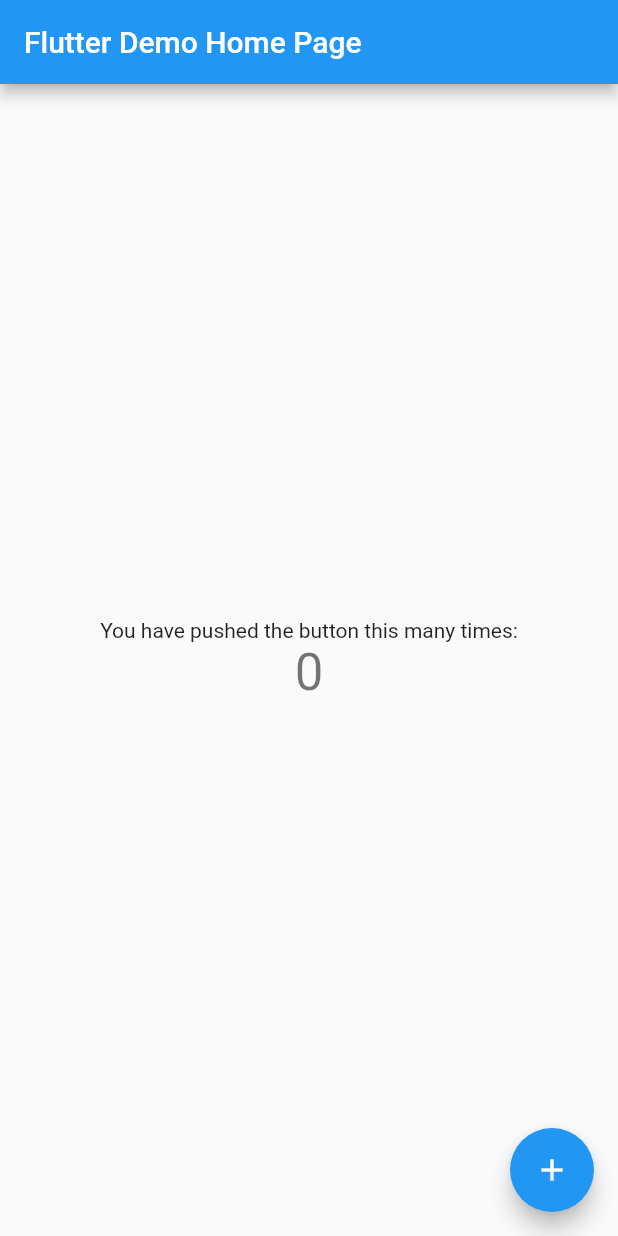
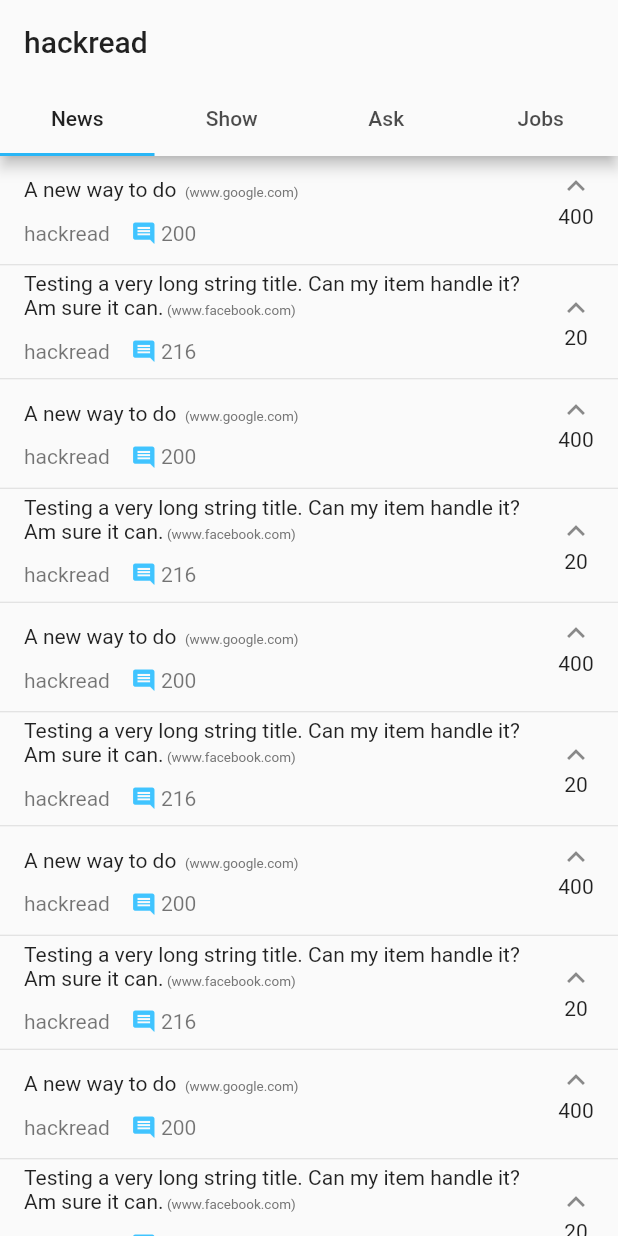
Before and after one commit to PinkFloyded/hackread, a Flutter app: the screen it shows after launch, on a phone screen of 412 x 824 dp. Run offline on Flutter 3.47's test engine with Material 2 defaults, Android fonts, the phone set to English and light mode, and no system bars.

Commit message:
1. Bump flutter and packages versions 2. Implement ui for list news screen

```diff
--- /dev/null
+++ b/lib/list/list.dart
@@ -0,0 +1,114 @@
+import 'package:flutter/material.dart';
+
+@immutable
+class NewsItemWidget extends StatefulWidget {
+  final NewsItem newsItem;
+
+  NewsItemWidget(this.newsItem);
+
+  @override
+  State<StatefulWidget> createState() => _NewItemWidgetState(newsItem);
+
+}
+
+class _NewItemWidgetState extends State<NewsItemWidget> {
+  NewsItem item;
+
+  _NewItemWidgetState(this.item);
+
+  @override
+  Widget build(BuildContext context) =>
+      ListTile(
+          title: Padding(padding: EdgeInsets.only(bottom: 7.0),
+              child: RichText(
+                text: TextSpan(
+                  text: item.title,
+                  style: DefaultTextStyle
+                      .of(context)
+                      .style,
+                  children: <TextSpan>[
+                    TextSpan(
+                      text: " (${item.url})" ?? "",
+                      style: new TextStyle(
+                        fontWeight: FontWeight.w400,
+                        fontSize: 9.0,
+                        color: Colors.grey.shade600,
+                      ),
+                    ),
+                  ],
+                ),
+              )),
+          subtitle: Row(
+              crossAxisAlignment: CrossAxisAlignment.center,
+              children: <Widget>[
+                Padding(
+                  padding: const EdgeInsets.only(right: 7.0),
+                  child: Text(item.author),
+                ),
+                InkWell(
+                  child: Padding(
+                      padding: EdgeInsets.fromLTRB(7.0, 3.0, 3.0, 3.0),
+                      child:
+                      Row(
+                          children: <Widget>[
+                            Icon(
+                                Icons.comment, size: 17.0,
+                                color: Colors.lightBlueAccent
+                            ),
+                            Padding(
+                                padding: EdgeInsets.all(3.0),
+                                child: Text(item.numComments.toString(),)
+                            ),
+                          ]
+                      )
+                  ),
+                  onTap: () =>
+                      Scaffold.of(context).showSnackBar(SnackBar
+                        (content: Text("hahaha"))),
+                )
+              ]),
+          trailing: Column(
+            children: <Widget>[
+              Icon(Icons.keyboard_arrow_up),
+              Text(item.numUpvotes.toString()),
+            ],
+          )
+      );
+
+//          child: Row(
+//            mainAxisAlignment: MainAxisAlignment.start,
+//            children: <Widget>[
+//              Expanded(child: Column(
+//                crossAxisAlignment: CrossAxisAlignment.start,
+//                children: <Widget>[
+//                  Text(item.title),
+//                  Row(
+//                    children: <Widget>[
+//                      Text(item.author),
+//                      Icon(Icons.comment),
+//                      Text("${item.numComments}")
+//                    ],
+//                  )
+//                ],
+//              )),
+//
+//              Column(
+//                children: <Widget>[
+//                  Icon(Icons.keyboard_arrow_up),
+//                  Text("${item.numUpvotes}")
+//                ],
+//              ),
+//            ],
+}
+
+class NewsItem {
+  final String title;
+  final String author;
+  final String url;
+  final bool isUpvoted;
+  final int numComments;
+  final int numUpvotes;
+
+  NewsItem(this.title, this.author, this.url, this.isUpvoted, this.numComments,
+      this.numUpvotes);
+}
--- /dev/null
+++ b/lib/list/list_page.dart
@@ -0,0 +1,76 @@
+import 'package:flutter/material.dart';
+import 'list.dart';
+
+class ListPage extends StatefulWidget {
+  ListPage({Key key}) : super(key: key);
+
+  final String title = "hackread";
+
+  @override
+  _ListPageState createState() => new _ListPageState();
+}
+
+class _ListPageState extends State<ListPage> {
+
+
+  List<NewsItem> items = List.generate(100, (idx) =>
+  idx.isEven
+      ? NewsItem(
+      "A new way to do ", "hackread", "www.google.com", true, 200, 400)
+      : NewsItem("Testing a very long string title. Can my item handle it? Am"
+      " sure it can.",
+      "hackread", "www.facebook.com", true, 216, 20));
+
+
+  @override
+  Widget build(BuildContext context) {
+    return new DefaultTabController(
+        length: 4,
+        child: Scaffold(
+          appBar: AppBar(
+            bottom: TabBar(
+                tabs: [
+                  Tab(text: "News"),
+                  Tab(text: "Show"),
+                  Tab(text: "Ask"),
+                  Tab(text: "Jobs"),
+                ]),
+            title: Text("hackread"),
+          ),
+          body: TabBarView(
+              children: [
+                ListView.separated(
+                    itemCount: items.length,
+                    itemBuilder: (BuildContext ctxt, int index) =>
+                        buildNewsItem(ctxt, index),
+                    separatorBuilder: (BuildContext ctxt, int index) =>
+                        buildSeparator(ctxt, index)),
+                ListView.separated(
+                    itemCount: items.length,
+                    itemBuilder: (BuildContext ctxt, int index) =>
+                        buildNewsItem(ctxt, index),
+                    separatorBuilder: (BuildContext ctxt, int index) =>
+                        buildSeparator(ctxt, index)),
+                ListView.separated(
+                    itemCount: items.length,
+                    itemBuilder: (BuildContext ctxt, int index) =>
+                        buildNewsItem(ctxt, index),
+                    separatorBuilder: (BuildContext ctxt, int index) =>
+                        buildSeparator(ctxt, index)),
+                ListView.separated(
+                    itemCount: items.length,
+                    itemBuilder: (BuildContext ctxt, int index) =>
+                        buildNewsItem(ctxt, index),
+                    separatorBuilder: (BuildContext ctxt, int index) =>
+                        buildSeparator(ctxt, index)),
+              ])
+          ,
+        )
+    );
+  }
+
+  buildSeparator(BuildContext ctxt, int index) => Divider(height: 1.0);
+
+  buildNewsItem(BuildContext ctxt, int index) => NewsItemWidget(items[index]);
+
+}
--- a/lib/main.dart
+++ b/lib/main.dart
@@ -1,109 +1,20 @@
 import 'package:flutter/material.dart';
+import 'package:hackread/list/list_page.dart';
 
 void main() => runApp(new MyApp());
 
 class MyApp extends StatelessWidget {
-  // This widget is the root of your application.
   @override
   Widget build(BuildContext context) {
     return new MaterialApp(
       title: 'Flutter Demo',
       theme: new ThemeData(
-        // This is the theme of your application.
-        //
-        // Try running your application with "flutter run". You'll see the
-        // application has a blue toolbar. Then, without quitting the app, try
-        // changing the primarySwatch below to Colors.green and then invoke
-        // "hot reload" (press "r" in the console where you ran "flutter run",
-        // or press Run > Flutter Hot Reload in IntelliJ). Notice that the
-        // counter didn't reset back to zero; the application is not restarted.
-        primarySwatch: Colors.blue,
+        primaryColor: Colors.grey[50],
+        primaryColorLight: Colors.white,
+        primaryColorDark: Colors.grey[200],
+        accentColor: Colors.lightBlue[400],
       ),
-      home: new MyHomePage(title: 'Flutter Demo Home Page'),
+      home: new ListPage(),
     );
   }
 }
-
-class MyHomePage extends StatefulWidget {
-  MyHomePage({Key key, this.title}) : super(key: key);
-
-  // This widget is the home page of your application. It is stateful, meaning
-  // that it has a State object (defined below) that contains fields that affect
-  // how it looks.
-
-  // This class is the configuration for the state. It holds the values (in this
-  // case the title) provided by the parent (in this case the App widget) and
-  // used by the build method of the State. Fields in a Widget subclass are
-  // always marked "final".
-
-  final String title;
-
-  @override
-  _MyHomePageState createState() => new _MyHomePageState();
-}
-
-class _MyHomePageState extends State<MyHomePage> {
-  int _counter = 0;
-
-  void _incrementCounter() {
-    setState(() {
-      // This call to setState tells the Flutter framework that something has
-      // changed in this State, which causes it to rerun the build method below
-      // so that the display can reflect the updated values. If we changed
-      // _counter without calling setState(), then the build method would not be
-      // called again, and so nothing would appear to happen.
-      _counter++;
-    });
-  }
-
-  @override
-  Widget build(BuildContext context) {
-    // This method is rerun every time setState is called, for instance as done
-    // by the _incrementCounter method above.
-    //
-    // The Flutter framework has been optimized to make rerunning build methods
-    // fast, so that you can just rebuild anything that needs updating rather
-    // than having to individually change instances of widgets.
-    return new Scaffold(
-      appBar: new AppBar(
-        // Here we take the value from the MyHomePage object that was created by
-        // the App.build method, and use it to set our appbar title.
-        title: new Text(widget.title),
-      ),
-      body: new Center(
-        // Center is a layout widget. It takes a single child and positions it
-        // in the middle of the parent.
-        child: new Column(
-          // Column is also layout widget. It takes a list of children and
-          // arranges them vertically. By default, it sizes itself to fit its
-          // children horizontally, and tries to be as tall as its parent.
-          //
-          // Invoke "debug paint" (press "p" in the console where you ran
-          // "flutter run", or select "Toggle Debug Paint" from the Flutter tool
-          // window in IntelliJ) to see the wireframe for each widget.
-          //
-          // Column has various properties to control how it sizes itself and
-          // how it positions its children. Here we use mainAxisAlignment to
-          // center the children vertically; the main axis here is the vertical
-          // axis because Columns are vertical (the cross axis would be
-          // horizontal).
-          mainAxisAlignment: MainAxisAlignment.center,
-          children: <Widget>[
-            new Text(
-              'You have pushed the button this many times:',
-            ),
-            new Text(
-              '$_counter',
-              style: Theme.of(context).textTheme.display1,
-            ),
-          ],
-        ),
-      ),
-      floatingActionButton: new FloatingActionButton(
-        onPressed: _incrementCounter,
-        tooltip: 'Increment',
-        child: new Icon(Icons.add),
-      ), // This trailing comma makes auto-formatting nicer for build methods.
-    );
-  }
-}
```
Also changed, not shown: pubspec.lock, 1 other file.
